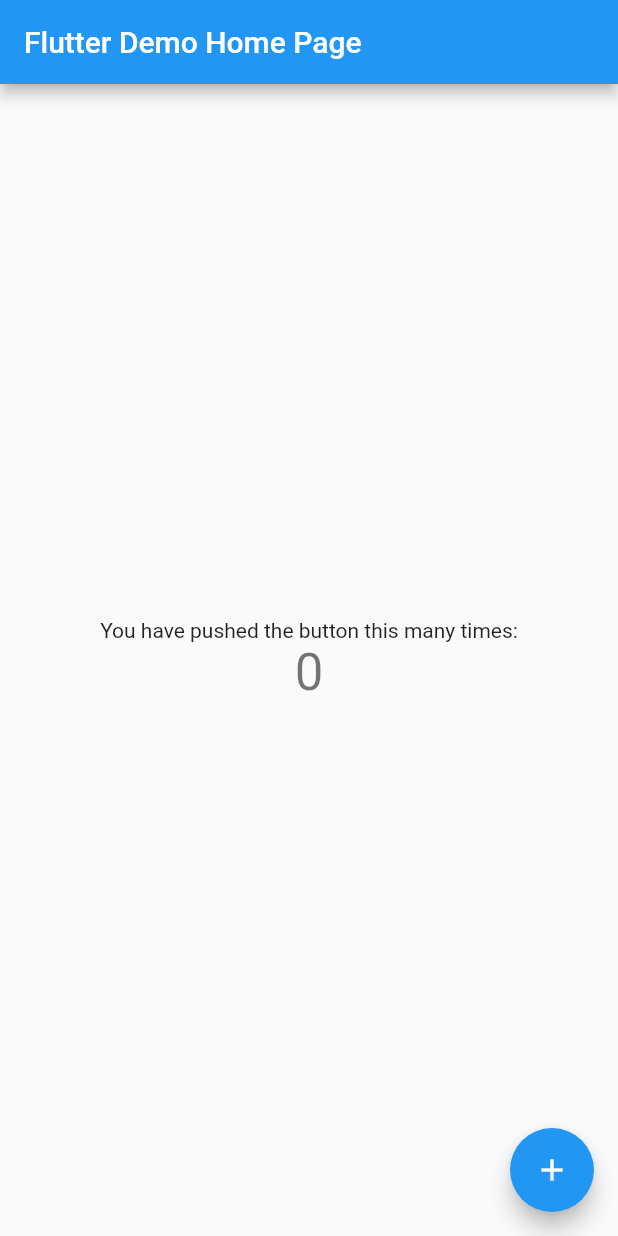
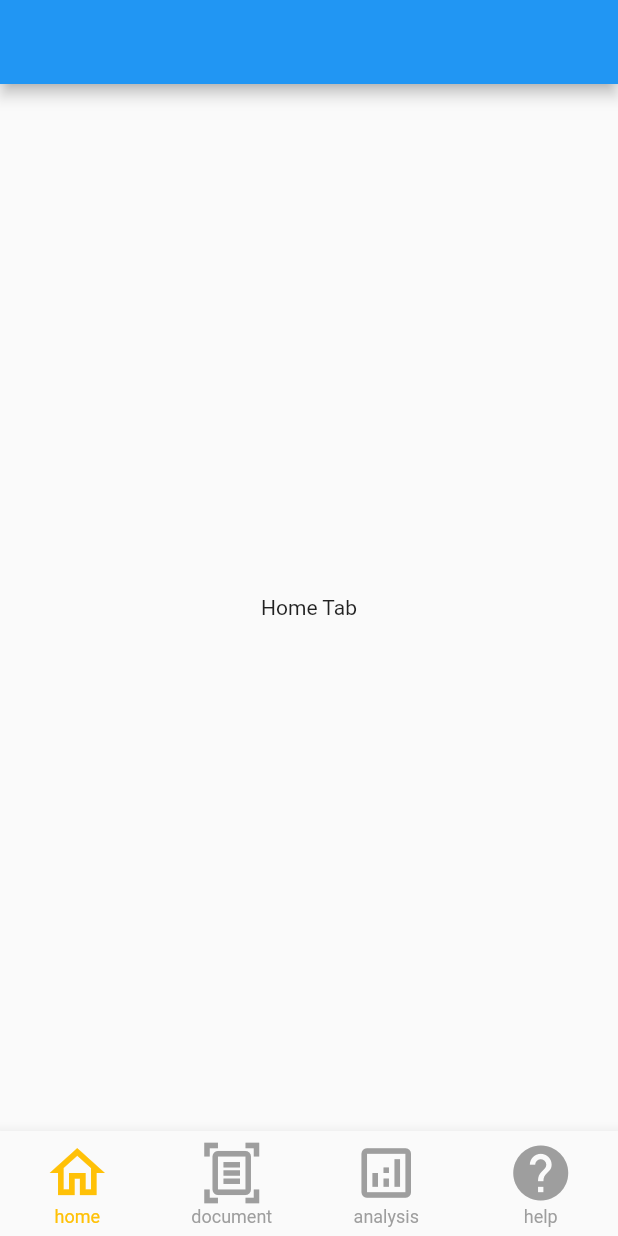
Before and after one commit to leechanwoo-kor/sentimentanalysis, a Flutter app: the screen it shows after launch, on a phone screen of 412 x 824 dp. Run offline on Flutter 3.47's test engine with Material 2 defaults, Android fonts, the light colour scheme and no system bars.

Commit message:
:rocket: Add Screens.

```diff
--- a/lib/main.dart
+++ b/lib/main.dart
@@ -1,115 +1,19 @@
 import 'package:flutter/material.dart';
+import 'package:sentimentanalysis/screens/screen_index.dart';
 
 void main() {
-  runApp(const MyApp());
+  runApp(MyApp());
 }
 
 class MyApp extends StatelessWidget {
-  const MyApp({super.key});
-
-  // This widget is the root of your application.
   @override
   Widget build(BuildContext context) {
     return MaterialApp(
-      title: 'Flutter Demo',
-      theme: ThemeData(
-        // This is the theme of your application.
-        //
-        // Try running your application with "flutter run". You'll see the
-        // application has a blue toolbar. Then, without quitting the app, try
-        // changing the primarySwatch below to Colors.green and then invoke
-        // "hot reload" (press "r" in the console where you ran "flutter run",
-        // or simply save your changes to "hot reload" in a Flutter IDE).
-        // Notice that the counter didn't reset back to zero; the application
-        // is not restarted.
-        primarySwatch: Colors.blue,
-      ),
-      home: const MyHomePage(title: 'Flutter Demo Home Page'),
+      title: 'http test',
+      routes: {
+        '/index': (context) => IndexScreen(),
+      },
+      initialRoute: '/index',
     );
   }
 }
-
-class MyHomePage extends StatefulWidget {
-  const MyHomePage({super.key, required this.title});
-
-  // This widget is the home page of your application. It is stateful, meaning
-  // that it has a State object (defined below) that contains fields that affect
-  // how it looks.
-
-  // This class is the configuration for the state. It holds the values (in this
-  // case the title) provided by the parent (in this case the App widget) and
-  // used by the build method of the State. Fields in a Widget subclass are
-  // always marked "final".
-
-  final String title;
-
-  @override
-  State<MyHomePage> createState() => _MyHomePageState();
-}
-
-class _MyHomePageState extends State<MyHomePage> {
-  int _counter = 0;
-
-  void _incrementCounter() {
-    setState(() {
-      // This call to setState tells the Flutter framework that something has
-      // changed in this State, which causes it to rerun the build method below
-      // so that the display can reflect the updated values. If we changed
-      // _counter without calling setState(), then the build method would not be
-      // called again, and so nothing would appear to happen.
-      _counter++;
-    });
-  }
-
-  @override
-  Widget build(BuildContext context) {
-    // This method is rerun every time setState is called, for instance as done
-    // by the _incrementCounter method above.
-    //
-    // The Flutter framework has been optimized to make rerunning build methods
-    // fast, so that you can just rebuild anything that needs updating rather
-    // than having to individually change instances of widgets.
-    return Scaffold(
-      appBar: AppBar(
-        // Here we take the value from the MyHomePage object that was created by
-        // the App.build method, and use it to set our appbar title.
-        title: Text(widget.title),
-      ),
-      body: Center(
-        // Center is a layout widget. It takes a single child and positions it
-        // in the middle of the parent.
-        child: Column(
-          // Column is also a layout widget. It takes a list of children and
-          // arranges them vertically. By default, it sizes itself to fit its
-          // children horizontally, and tries to be as tall as its parent.
-          //
-          // Invoke "debug painting" (press "p" in the console, choose the
-          // "Toggle Debug Paint" action from the Flutter Inspector in Android
-          // Studio, or the "Toggle Debug Paint" command in Visual Studio Code)
-          // to see the wireframe for each widget.
-          //
-          // Column has various properties to control how it sizes itself and
-          // how it positions its children. Here we use mainAxisAlignment to
-          // center the children vertically; the main axis here is the vertical
-          // axis because Columns are vertical (the cross axis would be
-          // horizontal).
-          mainAxisAlignment: MainAxisAlignment.center,
-          children: <Widget>[
-            const Text(
-              'You have pushed the button this many times:',
-            ),
-            Text(
-              '$_counter',
-              style: Theme.of(context).textTheme.headline4,
-            ),
-          ],
-        ),
-      ),
-      floatingActionButton: FloatingActionButton(
-        onPressed: _incrementCounter,
-        tooltip: 'Increment',
-        child: const Icon(Icons.add),
-      ), // This trailing comma makes auto-formatting nicer for build methods.
-    );
-  }
-}
--- /dev/null
+++ b/lib/screens/screen_index.dart
@@ -0,0 +1,53 @@
+import 'package:flutter/material.dart';
+import 'package:sentimentanalysis/tabs/tab_analysis.dart';
+import 'package:sentimentanalysis/tabs/tab_document.dart';
+import 'package:sentimentanalysis/tabs/tab_help.dart';
+import 'package:sentimentanalysis/tabs/tab_home.dart';
+
+class IndexScreen extends StatefulWidget {
+  @override
+  _IndexScreenState createState() {
+    return _IndexScreenState();
+  }
+}
+
+class _IndexScreenState extends State<IndexScreen> {
+  int _currentIndex = 0;
+
+  final List<Widget> tabs = [
+    TabHome(),
+    TabDocument(),
+    TabAnalysis(),
+    TabHelp(),
+  ];
+
+  @override
+  Widget build(BuildContext context) {
+    return Scaffold(
+      appBar: AppBar(),
+      body: tabs[_currentIndex],
+      bottomNavigationBar: BottomNavigationBar(
+        type: BottomNavigationBarType.fixed,
+        iconSize: 44,
+        selectedItemColor: Colors.amber,
+        unselectedItemColor: Colors.grey,
+        selectedLabelStyle: TextStyle(fontSize: 12),
+        currentIndex: _currentIndex,
+        onTap: (index) {
+          setState(() {
+            _currentIndex = index;
+          });
+        },
+        items: [
+          BottomNavigationBarItem(
+              icon: Icon(Icons.home_outlined), label: 'home'),
+          BottomNavigationBarItem(
+              icon: Icon(Icons.document_scanner_outlined), label: 'document'),
+          BottomNavigationBarItem(
+              icon: Icon(Icons.analytics_outlined), label: 'analysis'),
+          BottomNavigationBarItem(icon: Icon(Icons.help), label: 'help'),
+        ],
+      ),
+    );
+  }
+}
--- /dev/null
+++ b/lib/tabs/tab_analysis.dart
@@ -0,0 +1,8 @@
+import 'package:flutter/cupertino.dart';
+
+class TabAnalysis extends StatelessWidget {
+  @override
+  Widget build(BuildContext context) {
+    return const Center(child: Text("Analysis Tab"));
+  }
+}
--- /dev/null
+++ b/lib/tabs/tab_document.dart
@@ -0,0 +1,8 @@
+import 'package:flutter/cupertino.dart';
+
+class TabDocument extends StatelessWidget {
+  @override
+  Widget build(BuildContext context) {
+    return const Center(child: Text("Document Tab"));
+  }
+}
--- /dev/null
+++ b/lib/tabs/tab_help.dart
@@ -0,0 +1,8 @@
+import 'package:flutter/cupertino.dart';
+
+class TabHelp extends StatelessWidget {
+  @override
+  Widget build(BuildContext context) {
+    return const Center(child: Text("Help Tab"));
+  }
+}
--- /dev/null
+++ b/lib/tabs/tab_home.dart
@@ -0,0 +1,8 @@
+import 'package:flutter/cupertino.dart';
+
+class TabHome extends StatelessWidget {
+  @override
+  Widget build(BuildContext context) {
+    return const Center(child: Text("Home Tab"));
+  }
+}
--- a/pubspec.yaml
+++ b/pubspec.yaml
@@ -36,6 +36,7 @@
   # The following adds the Cupertino Icons font to your application.
   # Use with the CupertinoIcons class for iOS style icons.
   cupertino_icons: ^1.0.2
+  http: ^0.13.5
 
 dev_dependencies:
   flutter_test:
```
Also changed, not shown: lib/models/content.dart (added, +21 -0 lines), lib/providers/content_provider.dart (added, +20 -0 lines), lib/screens/content_screen.dart (added, +55 -0 lines), pubspec.lock.
